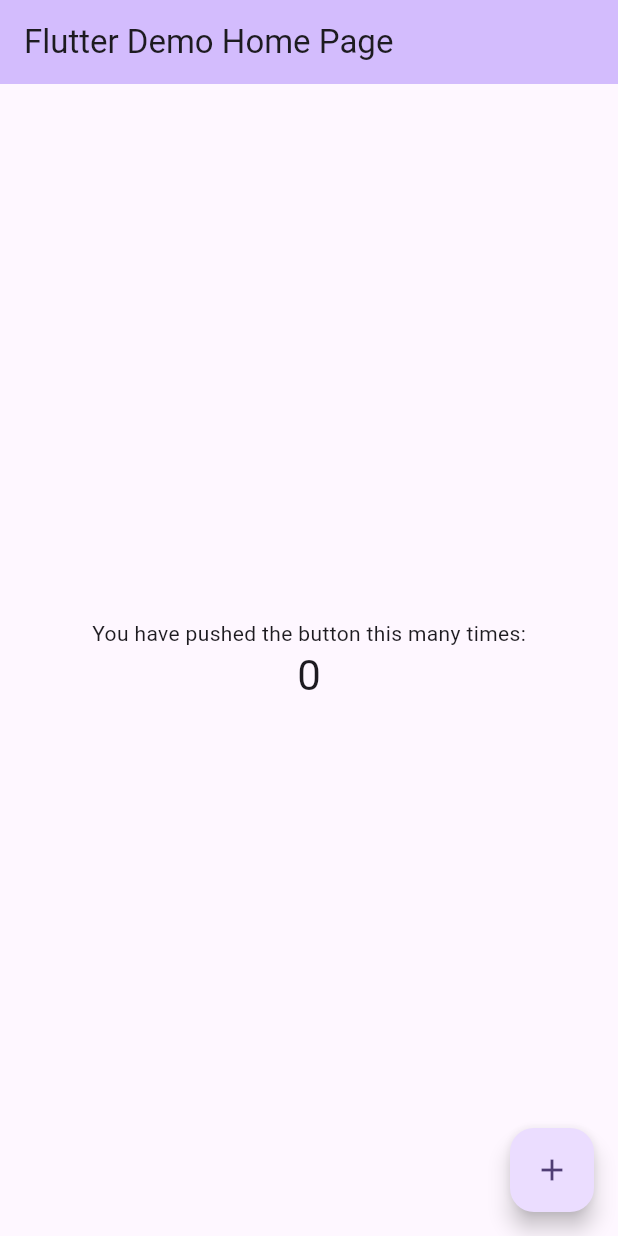
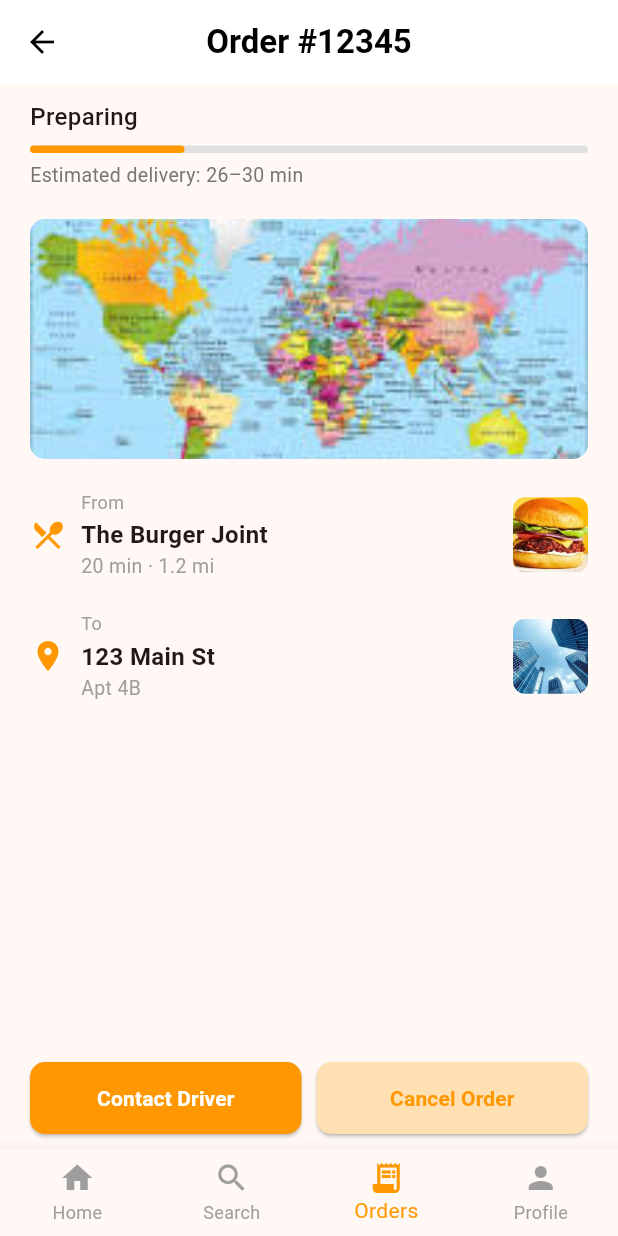
Before and after one commit to mahrukhkamalcs/Foodify-, a Flutter app: the screen it shows after launch, on a phone screen of 412 x 824 dp. Run offline on Flutter 3.47's test engine with Material 3 defaults, Android fonts, the phone set to English and light mode, and no system bars.

Commit message:
changes for orderstatus

```diff
--- a/lib/main.dart
+++ b/lib/main.dart
@@ -1,4 +1,6 @@
 import 'package:flutter/material.dart';
+import 'orderstatus.dart';
+import 'profile.dart';
 
 void main() {
   runApp(const MyApp());
@@ -7,116 +9,16 @@ void main() {
 class MyApp extends StatelessWidget {
   const MyApp({super.key});
 
-  // This widget is the root of your application.
   @override
   Widget build(BuildContext context) {
     return MaterialApp(
-      title: 'Flutter Demo',
+      debugShowCheckedModeBanner: false,
+      title: 'Food Delivery App',
       theme: ThemeData(
-        // This is the theme of your application.
-        //
-        // TRY THIS: Try running your application with "flutter run". You'll see
-        // the application has a purple toolbar. Then, without quitting the app,
-        // try changing the seedColor in the colorScheme below to Colors.green
-        // and then invoke "hot reload" (save your changes or press the "hot
-        // reload" button in a Flutter-supported IDE, or press "r" if you used
-        // the command line to start the app).
-        //
-        // Notice that the counter didn't reset back to zero; the application
-        // state is not lost during the reload. To reset the state, use hot
-        // restart instead.
-        //
-        // This works for code too, not just values: Most code changes can be
-        // tested with just a hot reload.
-        colorScheme: ColorScheme.fromSeed(seedColor: Colors.deepPurple),
+        useMaterial3: true,
+        colorSchemeSeed: Colors.orange,
       ),
-      home: const MyHomePage(title: 'Flutter Demo Home Page'),
+      home: const OrderStatusScreen(),
     );
   }
 }
-
-class MyHomePage extends StatefulWidget {
-  const MyHomePage({super.key, required this.title});
-
-  // This widget is the home page of your application. It is stateful, meaning
-  // that it has a State object (defined below) that contains fields that affect
-  // how it looks.
-
-  // This class is the configuration for the state. It holds the values (in this
-  // case the title) provided by the parent (in this case the App widget) and
-  // used by the build method of the State. Fields in a Widget subclass are
-  // always marked "final".
-
-  final String title;
-
-  @override
-  State<MyHomePage> createState() => _MyHomePageState();
-}
-
-class _MyHomePageState extends State<MyHomePage> {
-  int _counter = 0;
-
-  void _incrementCounter() {
-    setState(() {
-      // This call to setState tells the Flutter framework that something has
-      // changed in this State, which causes it to rerun the build method below
-      // so that the display can reflect the updated values. If we changed
-      // _counter without calling setState(), then the build method would not be
-      // called again, and so nothing would appear to happen.
-      _counter++;
-    });
-  }
-
-  @override
-  Widget build(BuildContext context) {
-    // This method is rerun every time setState is called, for instance as done
-    // by the _incrementCounter method above.
-    //
-    // The Flutter framework has been optimized to make rerunning build methods
-    // fast, so that you can just rebuild anything that needs updating rather
-    // than having to individually change instances of widgets.
-    return Scaffold(
-      appBar: AppBar(
-        // TRY THIS: Try changing the color here to a specific color (to
-        // Colors.amber, perhaps?) and trigger a hot reload to see the AppBar
-        // change color while the other colors stay the same.
-        backgroundColor: Theme.of(context).colorScheme.inversePrimary,
-        // Here we take the value from the MyHomePage object that was created by
-        // the App.build method, and use it to set our appbar title.
-        title: Text(widget.title),
-      ),
-      body: Center(
-        // Center is a layout widget. It takes a single child and positions it
-        // in the middle of the parent.
-        child: Column(
-          // Column is also a layout widget. It takes a list of children and
-          // arranges them vertically. By default, it sizes itself to fit its
-          // children horizontally, and tries to be as tall as its parent.
-          //
-          // Column has various properties to control how it sizes itself and
-          // how it positions its children. Here we use mainAxisAlignment to
-          // center the children vertically; the main axis here is the vertical
-          // axis because Columns are vertical (the cross axis would be
-          // horizontal).
-          //
-          // TRY THIS: Invoke "debug painting" (choose the "Toggle Debug Paint"
-          // action in the IDE, or press "p" in the console), to see the
-          // wireframe for each widget.
-          mainAxisAlignment: MainAxisAlignment.center,
-          children: <Widget>[
-            const Text('You have pushed the button this many times:'),
-            Text(
-              '$_counter',
-              style: Theme.of(context).textTheme.headlineMedium,
-            ),
-          ],
-        ),
-      ),
-      floatingActionButton: FloatingActionButton(
-        onPressed: _incrementCounter,
-        tooltip: 'Increment',
-        child: const Icon(Icons.add),
-      ), // This trailing comma makes auto-formatting nicer for build methods.
-    );
-  }
-}
--- /dev/null
+++ b/lib/orderstatus.dart
@@ -0,0 +1,196 @@
+import 'package:flutter/material.dart';
+import 'profile.dart';
+
+class OrderStatusScreen extends StatelessWidget {
+  const OrderStatusScreen({super.key});
+
+  @override
+  Widget build(BuildContext context) {
+    return Scaffold(
+      appBar: AppBar(
+        leading: const Icon(Icons.arrow_back, color: Colors.black),
+        backgroundColor: Colors.white,
+        elevation: 0,
+        title: const Text(
+          "Order #12345",
+          style: TextStyle(color: Colors.black, fontWeight: FontWeight.w600),
+        ),
+        centerTitle: true,
+      ),
+      body: Padding(
+        padding: const EdgeInsets.symmetric(horizontal: 20, vertical: 10),
+        child: Column(
+          crossAxisAlignment: CrossAxisAlignment.start,
+          children: [
+            const Text("Preparing",
+                style: TextStyle(fontSize: 16, fontWeight: FontWeight.w500)),
+            const SizedBox(height: 8),
+            Stack(
+              children: [
+                Container(
+                  height: 5,
+                  width: double.infinity,
+                  decoration: BoxDecoration(
+                    color: Colors.grey.shade300,
+                    borderRadius: BorderRadius.circular(3),
+                  ),
+                ),
+                Container(
+                  height: 5,
+                  width: MediaQuery.of(context).size.width * 0.25,
+                  decoration: BoxDecoration(
+                    color: Colors.orange,
+                    borderRadius: BorderRadius.circular(3),
+                  ),
+                ),
+              ],
+            ),
+            const SizedBox(height: 5),
+            Text("Estimated delivery: 26–30 min",
+                style: TextStyle(color: Colors.grey.shade600, fontSize: 13)),
+            const SizedBox(height: 20),
+
+            // Map
+            ClipRRect(
+              borderRadius: BorderRadius.circular(10),
+              child: Image.asset(
+                'assets/map.jpg',
+                height: 160,
+                width: double.infinity,
+                fit: BoxFit.cover,
+              ),
+            ),
+            const SizedBox(height: 20),
+
+            // From
+            Row(
+              children: [
+                const Icon(Icons.restaurant_menu, color: Colors.orange),
+                const SizedBox(width: 10),
+                Expanded(
+                  child: Column(
+                    crossAxisAlignment: CrossAxisAlignment.start,
+                    children: const [
+                      Text("From",
+                          style: TextStyle(color: Colors.grey, fontSize: 12)),
+                      SizedBox(height: 2),
+                      Text("The Burger Joint",
+                          style: TextStyle(
+                              fontSize: 16, fontWeight: FontWeight.w600)),
+                      Text("20 min · 1.2 mi",
+                          style: TextStyle(color: Colors.grey, fontSize: 13)),
+                    ],
+                  ),
+                ),
+                ClipRRect(
+                  borderRadius: BorderRadius.circular(8),
+                  child: Image.asset(
+                    'assets/burger - Copy (3).jpg',
+                    width: 50,
+                    height: 50,
+                    fit: BoxFit.cover,
+                  ),
+                ),
+              ],
+            ),
+            const SizedBox(height: 20),
+
+            // To
+            Row(
+              children: [
+                const Icon(Icons.location_on, color: Colors.orange),
+                const SizedBox(width: 10),
+                Expanded(
+                  child: Column(
+                    crossAxisAlignment: CrossAxisAlignment.start,
+                    children: const [
+                      Text("To",
+                          style: TextStyle(color: Colors.grey, fontSize: 12)),
+                      SizedBox(height: 2),
+                      Text("123 Main St",
+                          style: TextStyle(
+                              fontSize: 16, fontWeight: FontWeight.w600)),
+                      Text("Apt 4B",
+                          style: TextStyle(color: Colors.grey, fontSize: 13)),
+                    ],
+                  ),
+                ),
+                ClipRRect(
+                  borderRadius: BorderRadius.circular(8),
+                  child: Image.asset(
+                    'assets/building.jpg',
+                    width: 50,
+                    height: 50,
+                    fit: BoxFit.cover,
+                  ),
+                ),
+              ],
+            ),
+            const Spacer(),
+
+            // Buttons
+            Row(
+              children: [
+                Expanded(
+                  child: ElevatedButton(
+                    onPressed: () {},
+                    style: ElevatedButton.styleFrom(
+                      backgroundColor: Colors.orange,
+                      padding: const EdgeInsets.symmetric(vertical: 14),
+                      shape: RoundedRectangleBorder(
+                          borderRadius: BorderRadius.circular(10)),
+                    ),
+                    child: const Text(
+                      "Contact Driver",
+                      style: TextStyle(
+                          color: Colors.white, fontWeight: FontWeight.w600),
+                    ),
+                  ),
+                ),
+                const SizedBox(width: 10),
+                Expanded(
+                  child: ElevatedButton(
+                    onPressed: () {},
+                    style: ElevatedButton.styleFrom(
+                      backgroundColor: Colors.orange.shade100,
+                      foregroundColor: Colors.orange,
+                      padding: const EdgeInsets.symmetric(vertical: 14),
+                      shape: RoundedRectangleBorder(
+                          borderRadius: BorderRadius.circular(10)),
+                    ),
+                    child: const Text(
+                      "Cancel Order",
+                      style: TextStyle(fontWeight: FontWeight.w600),
+                    ),
+                  ),
+                ),
+              ],
+            ),
+          ],
+        ),
+      ),
+
+      // Bottom Navigation Bar
+      bottomNavigationBar: BottomNavigationBar(
+        currentIndex: 2,
+        selectedItemColor: Colors.orange,
+        unselectedItemColor: Colors.grey,
+        type: BottomNavigationBarType.fixed,
+        onTap: (index) {
+          if (index == 3) {
+            Navigator.push(
+              context,
+              MaterialPageRoute(builder: (context) => const ProfileScreen()),
+            );
+          }
+        },
+        items: const [
+          BottomNavigationBarItem(icon: Icon(Icons.home), label: 'Home'),
+          BottomNavigationBarItem(icon: Icon(Icons.search), label: 'Search'),
+          BottomNavigationBarItem(icon: Icon(Icons.receipt_long), label: 'Orders'),
+          BottomNavigationBarItem(icon: Icon(Icons.person), label: 'Profile'),
+        ],
+      ),
+    );
+  }
+}
--- a/pubspec.yaml
+++ b/pubspec.yaml
@@ -58,9 +58,8 @@ flutter:
   uses-material-design: true
 
   # To add assets to your application, add an assets section, like this:
-  # assets:
-  #   - images/a_dot_burr.jpeg
-  #   - images/a_dot_ham.jpeg
+  assets:
+     - assets/
 
   # An image asset can refer to one or more resolution-specific "variants", see
   # https://flutter.dev/to/resolution-aware-images
```
Also changed, not shown: lib/profile.dart (added, +133 -0 lines), assets/building.jpg (added), assets/burger - Copy (3).jpg (added), assets/girl.jpg (added), assets/map.jpg (added), assets/pizza.jpg (added).
